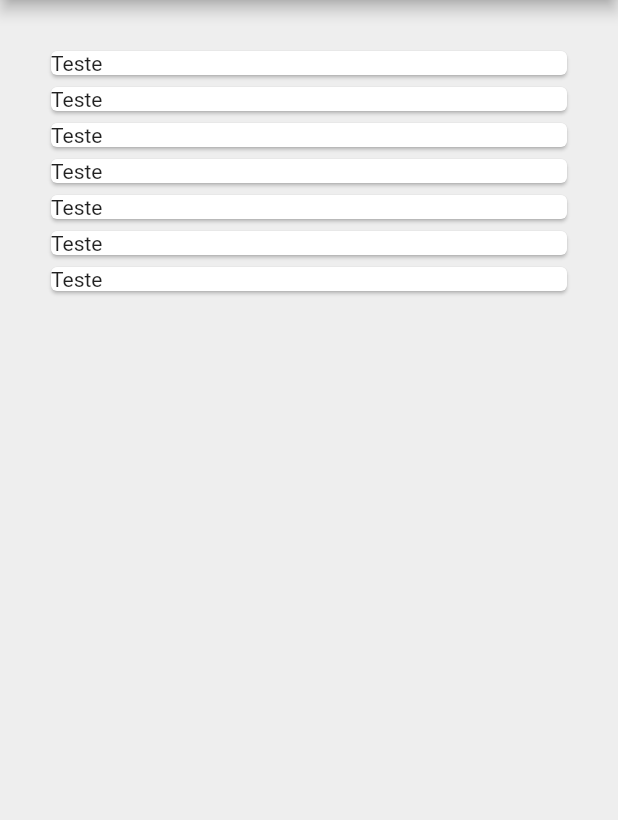
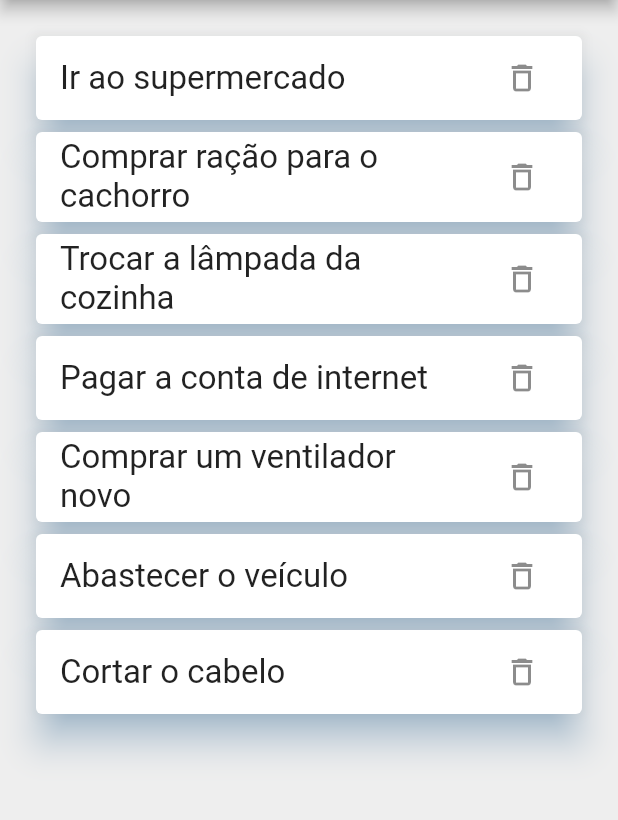
Before and after one commit to Doni-zete/Projetos-flutter, a Flutter app: the screen it shows after launch, on a phone screen of 412 x 824 dp, the part 84-904 px from its top. Run offline on Flutter 3.47's test engine with Material 2 defaults, Android fonts, the light colour scheme and no system bars.

Commit message:
lista de tarefas

```diff
--- a/app_lista_tarefas/lib/main.dart
+++ b/app_lista_tarefas/lib/main.dart
@@ -18,12 +18,11 @@ class TarefasPage extends StatefulWidget {
 }
 
 class _TarefasPageState extends State<TarefasPage> {
-
   //lista dinâmica para armazenamento das tarefas
   var lista = [];
 
   @override
-  void initState(){
+  void initState() {
     lista.add("Ir ao supermercado");
     lista.add("Comprar ração para o cachorro");
     lista.add("Trocar a lâmpada da cozinha");
@@ -34,9 +33,6 @@ class _TarefasPageState extends State<TarefasPage> {
     super.initState();
   }
 
-
-
-
   @override
   Widget build(BuildContext context) {
     return Scaffold(
@@ -45,31 +41,49 @@ class _TarefasPageState extends State<TarefasPage> {
         centerTitle: true,
         backgroundColor: Colors.blue.shade900,
       ),
-
       body: Container(
-        padding: EdgeInsets.all(30),
+        padding: EdgeInsets.all(20),
         color: Colors.grey.shade200,
 
         //
         // ListView
         //
         child: ListView.builder(
+          //definir a orientação (horizontal ou vertical)
+          scrollDirection: Axis.vertical,
 
           //definir a quantidade de itens
           itemCount: lista.length,
 
           //definir a aparência dos itens da lista
-          itemBuilder: (context, index){
+          itemBuilder: (context, index) {
             return Card(
-              child: Text('Teste'),
+              elevation: 10,
+              shadowColor: Colors.blue.shade200,
+              child: ListTile(
+                //leading: Icon(Icons.task_outlined),
+                title: Text(
+                  lista[index],
+                  style: TextStyle(fontSize: 22),
+                ),
+                trailing: IconButton(
+                  icon: Icon(Icons.delete_outline),
+                  onPressed: () {
+                    //remover um item da lista
+                    setState(() {
+                      lista.removeAt(index);
+                      ScaffoldMessenger.of(context).showSnackBar(SnackBar(
+                        content: Text('Tarefa removida com sucesso'),
+                        duration: Duration(seconds: 2),
+                      ));
+                    });
+                  },
+                ),
+              ),
             );
           },
-
         ),
-
-
       ),
-
     );
   }
 }
```
